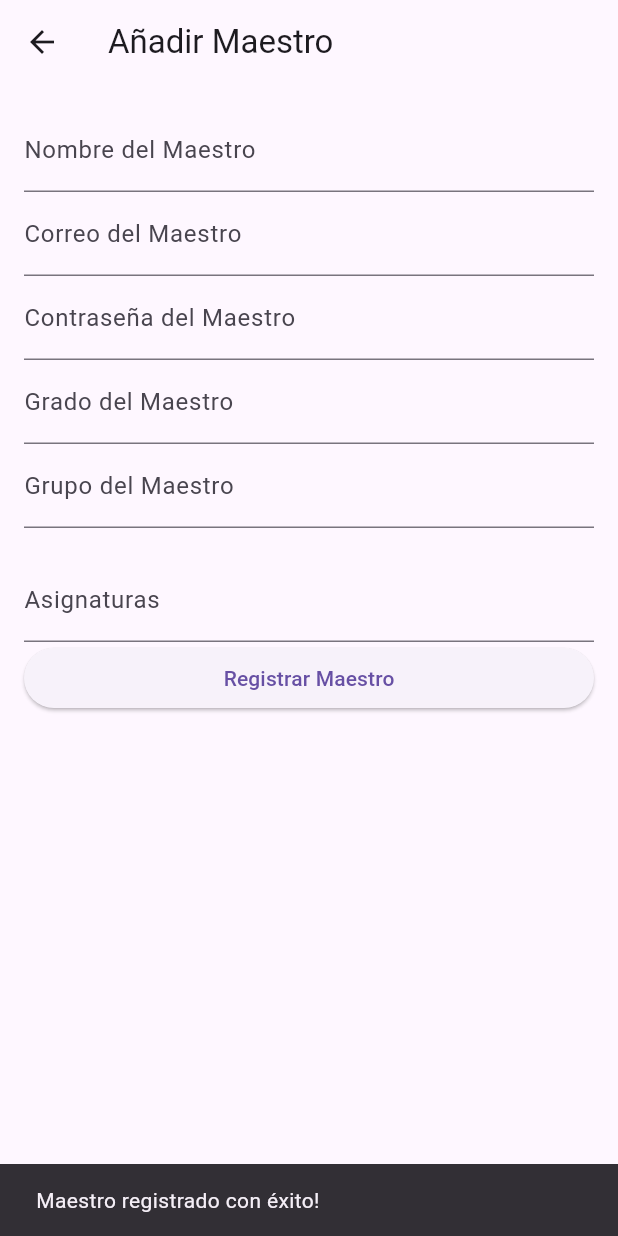
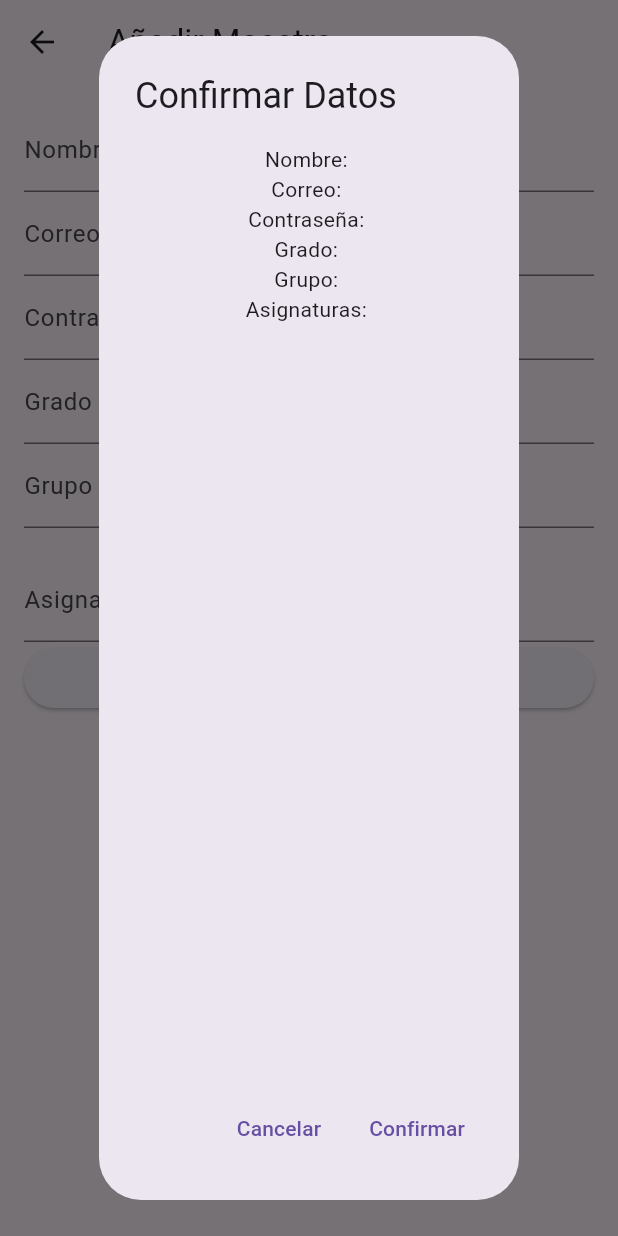
Before and after one commit to JaredKohai/pictodi2, a Flutter app: the AnadirMaestroPage screen opened directly, after a tap on "Registrar Maestro", on a phone screen of 412 x 824 dp. Run offline on Flutter 3.47's test engine with Material 3 defaults, Android fonts, the phone set to English and light mode, and no system bars; our stand-ins replace animate_do, cloud_firestore, convex_bottom_bar, firebase_auth, firebase_core, firebase_storage and 1 more; accounts and stored records are empty.

Commit message:
Version 2 #

```diff
--- a/lib/home/añadir/ananir_maestro.dart
+++ b/lib/home/añadir/ananir_maestro.dart
@@ -65,13 +65,49 @@ class _AnadirMaestroPageState extends State<AnadirMaestroPage> {
             ),
             ElevatedButton(
               onPressed: () {
-                _registrarMaestro();
+                _confirmarDatos();
               },
               child: const Text('Registrar Maestro'),
             ),
           ],
         ),
       ),
+    );
+  }
+
+  void _confirmarDatos() {
+    showDialog(
+      context: context,
+      builder: (BuildContext context) {
+        return AlertDialog(
+          title: Text('Confirmar Datos'),
+          content: Column(
+            children: [
+              Text('Nombre: ${_nombreController.text}'),
+              Text('Correo: ${_emailController.text}'),
+              Text('Contraseña: ${_passwordController.text}'),
+              Text('Grado: ${_gradoController.text}'),
+              Text('Grupo: ${_grupoController.text}'),
+              Text('Asignaturas: ${_asignaturasSeleccionadas.join(', ')}'),
+            ],
+          ),
+          actions: [
+            TextButton(
+              onPressed: () {
+                Navigator.of(context).pop(); // Cerrar el cuadro de diálogo
+              },
+              child: const Text('Cancelar'),
+            ),
+            TextButton(
+              onPressed: () {
+                Navigator.of(context).pop(); // Cerrar el cuadro de diálogo
+                _registrarMaestro(); // Registrar el maestro
+              },
+              child: const Text('Confirmar'),
+            ),
+          ],
+        );
+      },
     );
   }
 
--- a/lib/home/settings/register.dart
+++ b/lib/home/settings/register.dart
@@ -30,6 +30,7 @@ class Crear {
         'grado': grado,
         'grupo': grupo,
         'asignaturas': asignaturas,
+        'permiso': 'profesor',
       });
 
       print('Profesor registrado exitosamente.');
```
Also changed, not shown: lib/home/director_page.dart (added, +120 -0 lines).
